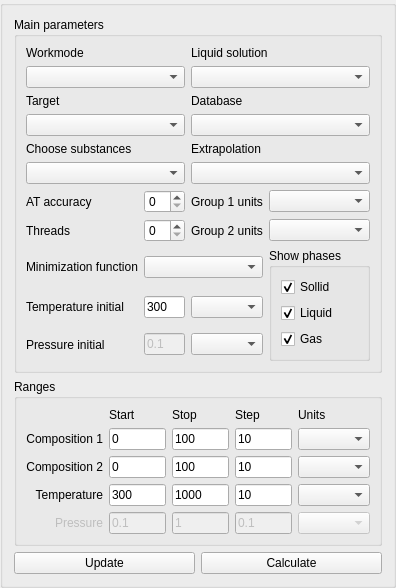
The window that src/calculationparameters.ui (alexonemore/atc) describes before a commit, drawn with Qt 5.
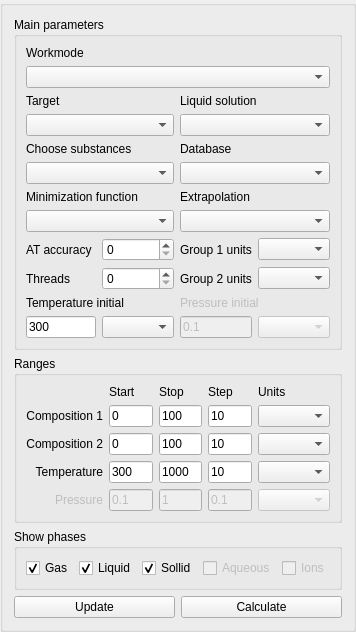
The same window after the commit.

What changed in the file:
```diff
--- a/src/calculationparameters.ui
+++ b/src/calculationparameters.ui
@@ -6,8 +6,8 @@
    <rect>
     <x>0</x>
     <y>0</y>
-    <width>343</width>
-    <height>527</height>
+    <width>321</width>
+    <height>571</height>
    </rect>
   </property>
   <property name="sizePolicy">
@@ -28,30 +28,7 @@
      <layout class="QVBoxLayout" name="verticalLayout_2">
       <item>
        <layout class="QGridLayout" name="gridLayout_3">
-        <item row="10" column="0">
-         <widget class="QLabel" name="label_6">
-          <property name="text">
-           <string>Pressure initial</string>
-          </property>
-          <property name="alignment">
-           <set>Qt::AlignLeading|Qt::AlignLeft|Qt::AlignVCenter</set>
-          </property>
-         </widget>
-        </item>
-        <item row="10" column="2">
-         <widget class="QComboBox" name="pressure_initial_units"/>
-        </item>
-        <item row="8" column="0">
-         <widget class="QLabel" name="label_23">
-          <property name="text">
-           <string>Minimization function</string>
-          </property>
-          <property name="alignment">
-           <set>Qt::AlignLeading|Qt::AlignLeft|Qt::AlignVCenter</set>
-          </property>
-         </widget>
-        </item>
-        <item row="7" column="2">
+        <item row="9" column="2">
          <widget class="QLabel" name="label_8">
           <property name="text">
            <string>Group 2 units</string>
@@ -61,100 +38,35 @@
           </property>
          </widget>
         </item>
-        <item row="8" column="3" rowspan="3">
-         <widget class="QGroupBox" name="groupBox_10">
-          <property name="sizePolicy">
-           <sizepolicy hsizetype="Minimum" vsizetype="Preferred">
-            <horstretch>0</horstretch>
-            <verstretch>0</verstretch>
-           </sizepolicy>
-          </property>
-          <property name="title">
-           <string>Show phases</string>
-          </property>
-          <layout class="QVBoxLayout" name="verticalLayout_26">
-           <item>
-            <widget class="QCheckBox" name="show_solid">
-             <property name="text">
-              <string>Sollid</string>
-             </property>
-             <property name="checked">
-              <bool>true</bool>
-             </property>
-            </widget>
-           </item>
-           <item>
-            <widget class="QCheckBox" name="show_liquid">
-             <property name="text">
-              <string>Liquid</string>
-             </property>
-             <property name="checked">
-              <bool>true</bool>
-             </property>
-            </widget>
-           </item>
-           <item>
-            <widget class="QCheckBox" name="show_gas">
-             <property name="text">
-              <string>Gas</string>
-             </property>
-             <property name="checked">
-              <bool>true</bool>
-             </property>
-            </widget>
-           </item>
-          </layout>
-         </widget>
-        </item>
-        <item row="2" column="2" colspan="2">
-         <widget class="QLabel" name="label_24">
-          <property name="text">
-           <string>Database</string>
-          </property>
-          <property name="alignment">
-           <set>Qt::AlignLeading|Qt::AlignLeft|Qt::AlignVCenter</set>
-          </property>
-         </widget>
-        </item>
-        <item row="9" column="0">
-         <widget class="QLabel" name="label_2">
-          <property name="text">
-           <string>Temperature initial</string>
-          </property>
-          <property name="alignment">
-           <set>Qt::AlignLeading|Qt::AlignLeft|Qt::AlignVCenter</set>
-          </property>
-         </widget>
-        </item>
-        <item row="9" column="2">
-         <widget class="QComboBox" name="temperature_initial_units"/>
-        </item>
-        <item row="6" column="3">
+        <item row="8" column="3">
          <widget class="QComboBox" name="group1_units"/>
         </item>
-        <item row="6" column="1">
+        <item row="8" column="1">
          <widget class="QSpinBox" name="at_accuracy"/>
         </item>
-        <item row="7" column="1">
+        <item row="9" column="1">
          <widget class="QSpinBox" name="threads"/>
         </item>
+        <item row="7" column="0" colspan="2">
+         <widget class="QComboBox" name="minimization_function"/>
+        </item>
+        <item row="2" column="0" colspan="2">
+         <widget class="QLabel" name="label_19">
+          <property name="text">
+           <string>Target</string>
+          </property>
+          <property name="alignment">
+           <set>Qt::AlignLeading|Qt::AlignLeft|Qt::AlignVCenter</set>
+          </property>
+         </widget>
+        </item>
         <item row="5" column="0" colspan="2">
          <widget class="QComboBox" name="choose_substances"/>
         </item>
-        <item row="4" column="2" colspan="2">
-         <widget class="QLabel" name="label_25">
+        <item row="6" column="0" colspan="2">
+         <widget class="QLabel" name="label_23">
           <property name="text">
-           <string>Extrapolation</string>
-          </property>
-          <property name="alignment">
-           <set>Qt::AlignLeading|Qt::AlignLeft|Qt::AlignVCenter</set>
-          </property>
-         </widget>
-        </item>
-        <item row="7" column="0">
-         <widget class="QLabel" name="label_27">
-          <property name="text">
-           <string>Threads</string>
+           <string>Minimization function</string>
           </property>
           <property name="alignment">
            <set>Qt::AlignLeading|Qt::AlignLeft|Qt::AlignVCenter</set>
@@ -171,23 +83,17 @@
           </property>
          </widget>
         </item>
-        <item row="5" column="2" colspan="2">
-         <widget class="QComboBox" name="extrapolation"/>
-        </item>
-        <item row="9" column="1">
-         <widget class="QLineEdit" name="temperature_initial">
-          <property name="sizePolicy">
-           <sizepolicy hsizetype="Ignored" vsizetype="Fixed">
-            <horstretch>0</horstretch>
-            <verstretch>0</verstretch>
-           </sizepolicy>
-          </property>
+        <item row="9" column="0">
+         <widget class="QLabel" name="label_27">
           <property name="text">
-           <string>300</string>
+           <string>Threads</string>
+          </property>
+          <property name="alignment">
+           <set>Qt::AlignLeading|Qt::AlignLeft|Qt::AlignVCenter</set>
           </property>
          </widget>
         </item>
-        <item row="6" column="2">
+        <item row="8" column="2">
          <widget class="QLabel" name="label_7">
           <property name="text">
            <string>Group 1 units</string>
@@ -197,10 +103,7 @@
           </property>
          </widget>
         </item>
-        <item row="8" column="1" colspan="2">
-         <widget class="QComboBox" name="minimization_function"/>
-        </item>
-        <item row="6" column="0">
+        <item row="8" column="0">
          <widget class="QLabel" name="label_26">
           <property name="text">
            <string>AT accuracy</string>
@@ -210,13 +113,29 @@
           </property>
          </widget>
         </item>
-        <item row="3" column="2" colspan="2">
-         <widget class="QComboBox" name="database"/>
-        </item>
-        <item row="7" column="3">
+        <item row="9" column="3">
          <widget class="QComboBox" name="group2_units"/>
         </item>
-        <item row="10" column="1">
+        <item row="3" column="0" colspan="2">
+         <widget class="QComboBox" name="target"/>
+        </item>
+        <item row="11" column="0">
+         <widget class="QLineEdit" name="temperature_initial">
+          <property name="sizePolicy">
+           <sizepolicy hsizetype="Ignored" vsizetype="Fixed">
+            <horstretch>0</horstretch>
+            <verstretch>0</verstretch>
+           </sizepolicy>
+          </property>
+          <property name="text">
+           <string>300</string>
+          </property>
+         </widget>
+        </item>
+        <item row="11" column="1">
+         <widget class="QComboBox" name="temperature_initial_units"/>
+        </item>
+        <item row="11" column="2">
          <widget class="QLineEdit" name="pressure_initial">
           <property name="enabled">
            <bool>false</bool>
@@ -232,7 +151,63 @@
           </property>
          </widget>
         </item>
-        <item row="0" column="2" colspan="2">
+        <item row="11" column="3">
+         <widget class="QComboBox" name="pressure_initial_units">
+          <property name="enabled">
+           <bool>false</bool>
+          </property>
+         </widget>
+        </item>
+        <item row="10" column="0" colspan="2">
+         <widget class="QLabel" name="label_2">
+          <property name="text">
+           <string>Temperature initial</string>
+          </property>
+          <property name="alignment">
+           <set>Qt::AlignLeading|Qt::AlignLeft|Qt::AlignVCenter</set>
+          </property>
+         </widget>
+        </item>
+        <item row="10" column="2" colspan="2">
+         <widget class="QLabel" name="label_6">
+          <property name="enabled">
+           <bool>false</bool>
+          </property>
+          <property name="text">
+           <string>Pressure initial</string>
+          </property>
+          <property name="alignment">
+           <set>Qt::AlignLeading|Qt::AlignLeft|Qt::AlignVCenter</set>
+          </property>
+         </widget>
+        </item>
+        <item row="6" column="2" colspan="2">
+         <widget class="QLabel" name="label_25">
+          <property name="text">
+           <string>Extrapolation</string>
+          </property>
+          <property name="alignment">
+           <set>Qt::AlignLeading|Qt::AlignLeft|Qt::AlignVCenter</set>
+          </property>
+         </widget>
+        </item>
+        <item row="7" column="2" colspan="2">
+         <widget class="QComboBox" name="extrapolation"/>
+        </item>
+        <item row="5" column="2" colspan="2">
+         <widget class="QComboBox" name="database"/>
+        </item>
+        <item row="4" column="2" colspan="2">
+         <widget class="QLabel" name="label_24">
+          <property name="text">
+           <string>Database</string>
+          </property>
+          <property name="alignment">
+           <set>Qt::AlignLeading|Qt::AlignLeft|Qt::AlignVCenter</set>
+          </property>
+         </widget>
+        </item>
+        <item row="2" column="2" colspan="2">
          <widget class="QLabel" name="label_22">
           <property name="text">
            <string>Liquid solution</string>
@@ -242,13 +217,10 @@
           </property>
          </widget>
         </item>
-        <item row="1" column="2" colspan="2">
+        <item row="3" column="2" colspan="2">
          <widget class="QComboBox" name="liquid_solution"/>
         </item>
-        <item row="1" column="0" colspan="2">
-         <widget class="QComboBox" name="workmode"/>
-        </item>
-        <item row="0" column="0" colspan="2">
+        <item row="0" column="0" colspan="4">
          <widget class="QLabel" name="label_29">
           <property name="text">
            <string>Workmode</string>
@@ -258,18 +230,8 @@
           </property>
          </widget>
         </item>
-        <item row="2" column="0" colspan="2">
-         <widget class="QLabel" name="label_19">
-          <property name="text">
-           <string>Target</string>
-          </property>
-          <property name="alignment">
-           <set>Qt::AlignLeading|Qt::AlignLeft|Qt::AlignVCenter</set>
-          </property>
-         </widget>
-        </item>
-        <item row="3" column="0" colspan="2">
-         <widget class="QComboBox" name="target"/>
+        <item row="1" column="0" colspan="4">
+         <widget class="QComboBox" name="workmode"/>
         </item>
        </layout>
       </item>
@@ -547,6 +509,71 @@
      </layout>
     </widget>
    </item>
+   <item>
+    <widget class="QGroupBox" name="groupBox_10">
+     <property name="sizePolicy">
+      <sizepolicy hsizetype="Minimum" vsizetype="Preferred">
+       <horstretch>0</horstretch>
+       <verstretch>0</verstretch>
+      </sizepolicy>
+     </property>
+     <property name="title">
+      <string>Show phases</string>
+     </property>
+     <layout class="QHBoxLayout" name="horizontalLayout_2">
+      <item>
+       <widget class="QCheckBox" name="show_gas">
+        <property name="text">
+         <string>Gas</string>
+        </property>
+        <property name="checked">
+         <bool>true</bool>
+        </property>
+       </widget>
+      </item>
+      <item>
+       <widget class="QCheckBox" name="show_liquid">
+        <property name="text">
+         <string>Liquid</string>
+        </property>
+        <property name="checked">
+         <bool>true</bool>
+        </property>
+       </widget>
+      </item>
+      <item>
+       <widget class="QCheckBox" name="show_solid">
+        <property name="text">
+         <string>Sollid</string>
+        </property>
+        <property name="checked">
+         <bool>true</bool>
+        </property>
+       </widget>
+      </item>
+      <item>
+       <widget class="QCheckBox" name="checkBox">
+        <property name="enabled">
+         <bool>false</bool>
+        </property>
+        <property name="text">
+         <string>Aqueous</string>
+        </property>
+       </widget>
+      </item>
+      <item>
+       <widget class="QCheckBox" name="checkBox_2">
+        <property name="enabled">
+         <bool>false</bool>
+        </property>
+        <property name="text">
+         <string>Ions</string>
+        </property>
+       </widget>
+      </item>
+     </layout>
+    </widget>
+   </item>
    <item>
     <layout class="QHBoxLayout" name="horizontalLayout">
      <item>
```
